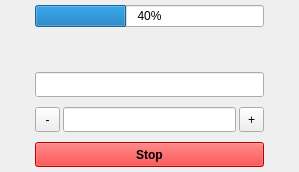
The window that typhon/ui/positioner.ui (pcdshub/typhos) describes before a commit, drawn with Qt 5.
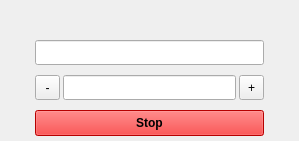
The same window after the commit. Custom widgets are drawn as their Qt base class.

Commit message: UI: Remove QProgressBar for status watching

```diff
--- a/typhon/ui/positioner.ui
+++ b/typhon/ui/positioner.ui
@@ -7,7 +7,7 @@
     <x>0</x>
     <y>0</y>
     <width>299</width>
-    <height>167</height>
+    <height>141</height>
    </rect>
   </property>
   <property name="minimumSize">
@@ -143,29 +143,10 @@
       </layout>
      </item>
      <item>
-      <layout class="QVBoxLayout" name="value_layout" stretch="0,1,1,1,0">
+      <layout class="QVBoxLayout" name="value_layout" stretch="1,1,1,0">
        <property name="spacing">
         <number>10</number>
        </property>
-       <item>
-        <widget class="QProgressBar" name="progress_bar">
-         <property name="styleSheet">
-          <string notr="true"/>
-         </property>
-         <property name="maximum">
-          <number>10</number>
-         </property>
-         <property name="value">
-          <number>4</number>
-         </property>
-         <property name="textVisible">
-          <bool>true</bool>
-         </property>
-         <property name="textDirection">
-          <enum>QProgressBar::TopToBottom</enum>
-         </property>
-        </widget>
-       </item>
        <item>
         <widget class="PyDMLabel" name="user_readback">
          <property name="sizePolicy">
```
The commit also changes 1 other file.
